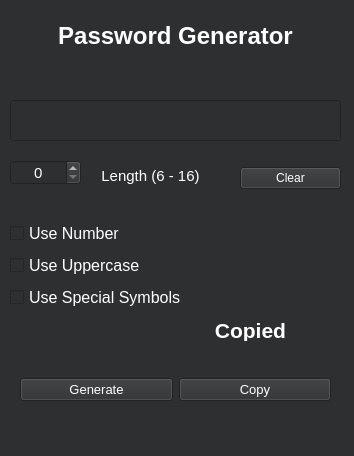
Old version of the form ui/form.ui in the repository ReyKoll/Password-Generator.
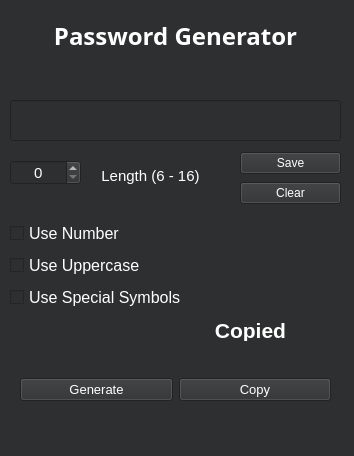
New version of the form.

```diff
--- a/ui/form.ui
+++ b/ui/form.ui
@@ -150,7 +150,7 @@
     </property>
     <property name="font">
      <font>
-      <family>Ubuntu</family>
+      <family>Affect</family>
       <pointsize>18</pointsize>
       <bold>true</bold>
      </font>
@@ -274,6 +274,21 @@
      </rect>
     </property>
     <layout class="QVBoxLayout" name="mini_btn_layout">
+     <item>
+      <widget class="QPushButton" name="btn_save">
+       <property name="font">
+        <font>
+         <family>Ubuntu</family>
+        </font>
+       </property>
+       <property name="styleSheet">
+        <string notr="true">color:#ffffff</string>
+       </property>
+       <property name="text">
+        <string>Save</string>
+       </property>
+      </widget>
+     </item>
      <item>
       <widget class="QPushButton" name="btn_clear">
        <property name="font">
```
